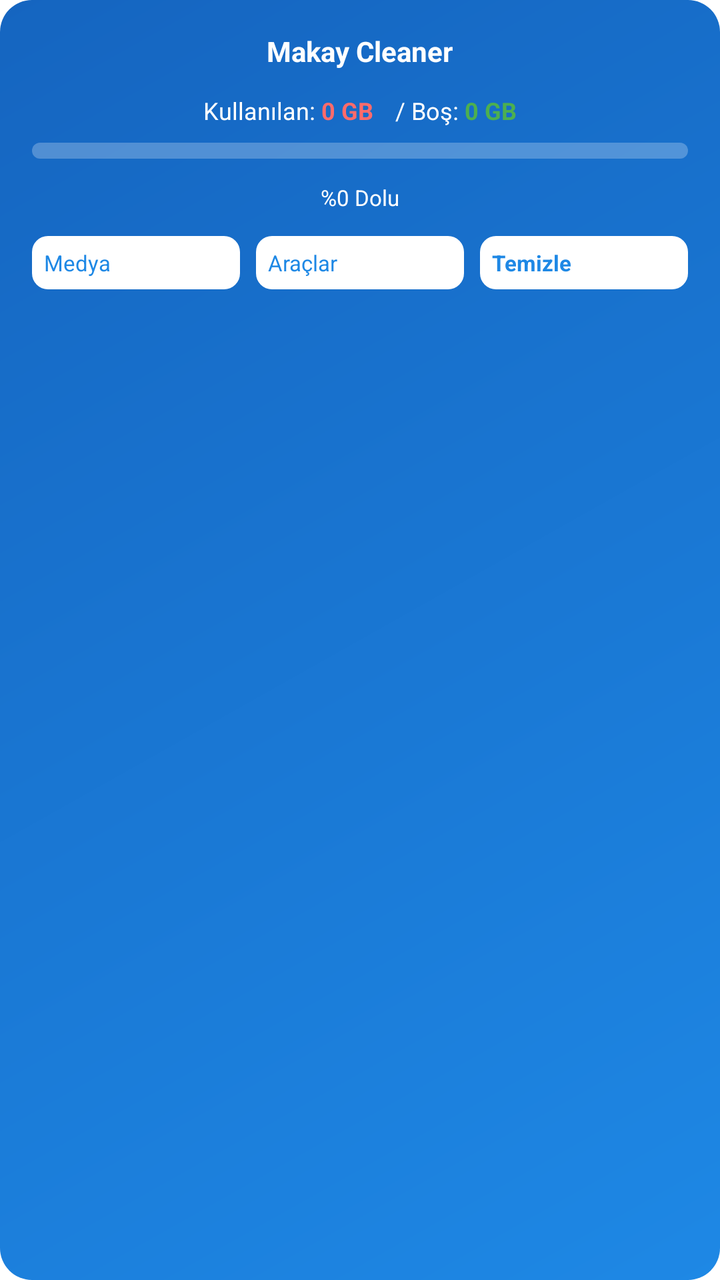
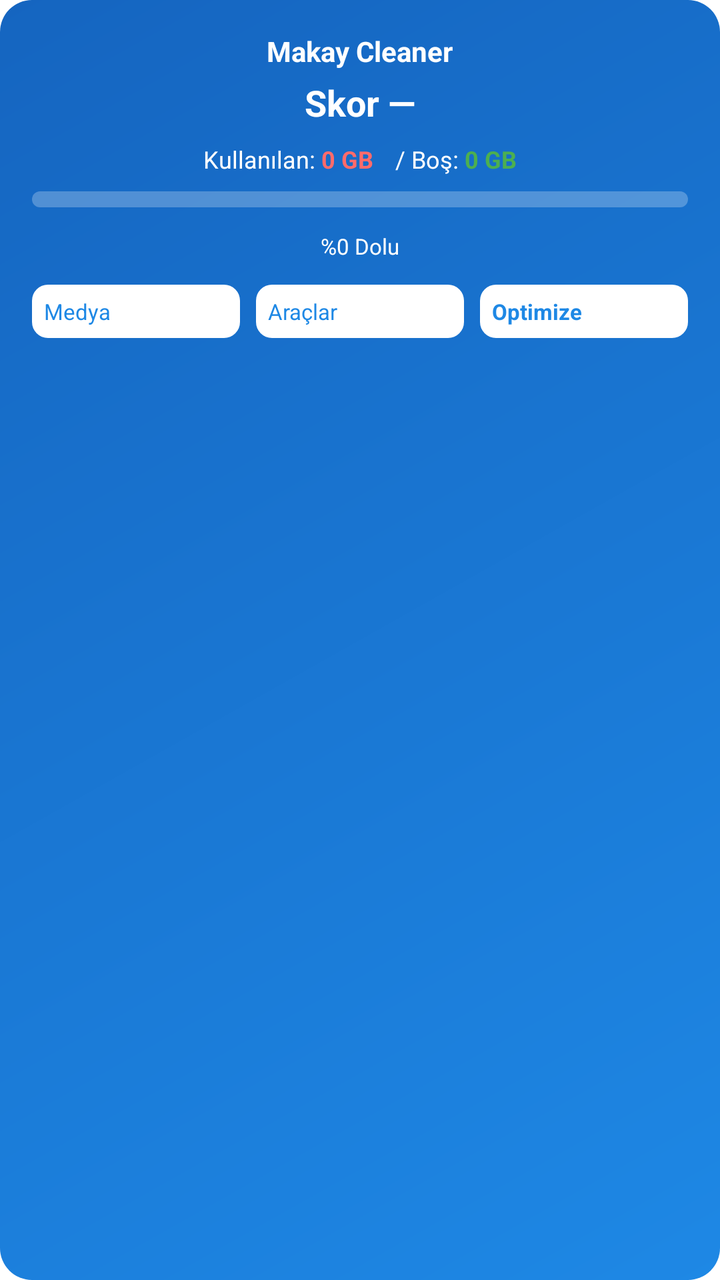

Two renders of the same Android screen: before a commit and after it. Below are the layout's source before the change and the commit's diff.
<!-- AndroidManifest.xml: application theme Theme.App.Starting -->
<!-- res/layout/widget_cleaner.xml -->
<?xml version="1.0" encoding="utf-8"?>
<LinearLayout xmlns:android="http://schemas.android.com/apk/res/android"
    android:id="@+id/widget_root"
    android:layout_width="match_parent"
    android:layout_height="match_parent"
    android:orientation="vertical"
    android:padding="16dp"
    android:background="@drawable/widget_background">

    <TextView
        android:layout_width="wrap_content"
        android:layout_height="wrap_content"
        android:text="Makay Cleaner"
        android:textSize="14sp"
        android:textStyle="bold"
        android:textColor="#FFFFFF"
        android:layout_gravity="center_horizontal"
        android:layout_marginBottom="12dp" />

    <LinearLayout
        android:layout_width="match_parent"
        android:layout_height="wrap_content"
        android:orientation="horizontal"
        android:gravity="center"
        android:layout_marginBottom="8dp">

        <TextView
            android:layout_width="wrap_content"
            android:layout_height="wrap_content"
            android:text="Kullanılan: "
            android:textSize="12sp"
            android:textColor="#FFFFFF" />

        <TextView
            android:id="@+id/tv_used_storage"
            android:layout_width="wrap_content"
            android:layout_height="wrap_content"
            android:text="0 GB"
            android:textSize="12sp"
            android:textStyle="bold"
            android:textColor="#FF6B6B" />

        <TextView
            android:layout_width="wrap_content"
            android:layout_height="wrap_content"
            android:text=" / Boş: "
            android:textSize="12sp"
            android:textColor="#FFFFFF"
            android:layout_marginStart="8dp" />

        <TextView
            android:id="@+id/tv_free_storage"
            android:layout_width="wrap_content"
            android:layout_height="wrap_content"
            android:text="0 GB"
            android:textSize="12sp"
            android:textStyle="bold"
            android:textColor="#4CAF50" />
    </LinearLayout>

    <ProgressBar
        android:id="@+id/progress_storage"
        style="?android:attr/progressBarStyleHorizontal"
        android:layout_width="match_parent"
        android:layout_height="8dp"
        android:layout_marginBottom="12dp"
        android:max="100"
        android:progress="0"
        android:progressDrawable="@drawable/progress_bar_widget" />

    <TextView
        android:id="@+id/tv_usage_percent"
        android:layout_width="wrap_content"
        android:layout_height="wrap_content"
        android:text="%0 Dolu"
        android:textSize="11sp"
        android:textColor="#FFFFFF"
        android:layout_gravity="center_horizontal"
        android:layout_marginBottom="12dp" />

    <LinearLayout
        android:layout_width="match_parent"
        android:layout_height="wrap_content"
        android:orientation="horizontal"
        android:gravity="center">

        <Button
            android:id="@+id/btn_open_media"
            android:layout_width="0dp"
            android:layout_height="wrap_content"
            android:layout_weight="1"
            android:text="Medya"
            android:textSize="11sp"
            android:textColor="#1E88E5"
            android:background="@drawable/button_widget"
            android:padding="6dp"
            android:layout_marginEnd="4dp" />

        <Button
            android:id="@+id/btn_open_toolbox"
            android:layout_width="0dp"
            android:layout_height="wrap_content"
            android:layout_weight="1"
            android:text="Araçlar"
            android:textSize="11sp"
            android:textColor="#1E88E5"
            android:background="@drawable/button_widget"
            android:padding="6dp"
            android:layout_marginStart="4dp"
            android:layout_marginEnd="4dp" />

        <Button
            android:id="@+id/btn_quick_clean"
            android:layout_width="0dp"
            android:layout_height="wrap_content"
            android:layout_weight="1"
            android:text="Temizle"
            android:textSize="11sp"
            android:textStyle="bold"
            android:textColor="#1E88E5"
            android:background="@drawable/button_widget"
            android:padding="6dp"
            android:layout_marginStart="4dp" />
    </LinearLayout>

</LinearLayout>
<!-- resources referenced by this layout -->
<resources>
  <!-- drawable button_widget (drawable) -->
  <?xml version="1.0" encoding="utf-8"?>
  <shape xmlns:android="http://schemas.android.com/apk/res/android"
      android:shape="rectangle">
  
      <solid android:color="#FFFFFF" />
  
      <corners android:radius="8dp" />
  
      <padding
          android:left="12dp"
          android:top="8dp"
          android:right="12dp"
          android:bottom="8dp" />
  
  </shape>
  <!-- drawable progress_bar_widget (drawable) -->
  <?xml version="1.0" encoding="utf-8"?>
  <layer-list xmlns:android="http://schemas.android.com/apk/res/android">
  
      <item android:id="@android:id/background">
          <shape android:shape="rectangle">
              <solid android:color="#40FFFFFF" />
              <corners android:radius="4dp" />
          </shape>
      </item>
  
      <item android:id="@android:id/progress">
          <clip>
              <shape android:shape="rectangle">
                  <gradient
                      android:startColor="#4CAF50"
                      android:endColor="#FF6B6B"
                      android:angle="0" />
                  <corners android:radius="4dp" />
              </shape>
          </clip>
      </item>
  
  </layer-list>
  <!-- drawable widget_background (drawable) -->
  <?xml version="1.0" encoding="utf-8"?>
  <shape xmlns:android="http://schemas.android.com/apk/res/android"
      android:shape="rectangle">
  
      <gradient
          android:startColor="#1E88E5"
          android:endColor="#1565C0"
          android:angle="135" />
  
      <corners android:radius="16dp" />
  
      <padding
          android:left="2dp"
          android:top="2dp"
          android:right="2dp"
          android:bottom="2dp" />
  
  </shape>
  <style name="Theme.App.Starting" parent="Theme.SplashScreen">
          <item name="windowSplashScreenBackground">#4ECDC4</item>
          <item name="windowSplashScreenAnimatedIcon">@drawable/ic_launcher</item>
          <item name="windowSplashScreenAnimationDuration">800</item>
          <item name="postSplashScreenTheme">@style/Theme.MakayCleaner</item>
      </style>
  <!-- drawable ic_launcher: png bitmap (drawable, 551384 bytes) -->
  <style name="Theme.MakayCleaner" parent="android:Theme.Material.Light.NoActionBar">
          <item name="android:statusBarColor">@android:color/transparent</item>
          <item name="android:navigationBarColor">@android:color/transparent</item>
      </style>
</resources>

<!-- the commit's change to res/layout/widget_cleaner.xml (unified diff, before → after) -->
@@ -15,7 +15,18 @@
         android:textStyle="bold"
         android:textColor="#FFFFFF"
         android:layout_gravity="center_horizontal"
-        android:layout_marginBottom="12dp" />
+        android:layout_marginBottom="4dp" />
+
+    <TextView
+        android:id="@+id/tv_health_score"
+        android:layout_width="wrap_content"
+        android:layout_height="wrap_content"
+        android:text="Skor —"
+        android:textSize="18sp"
+        android:textStyle="bold"
+        android:textColor="#FFFFFF"
+        android:layout_gravity="center_horizontal"
+        android:layout_marginBottom="8dp" />
 
     <LinearLayout
         android:layout_width="match_parent"
@@ -114,7 +125,7 @@
             android:layout_width="0dp"
             android:layout_height="wrap_content"
             android:layout_weight="1"
-            android:text="Temizle"
+            android:text="Optimize"
             android:textSize="11sp"
             android:textStyle="bold"
             android:textColor="#1E88E5"
